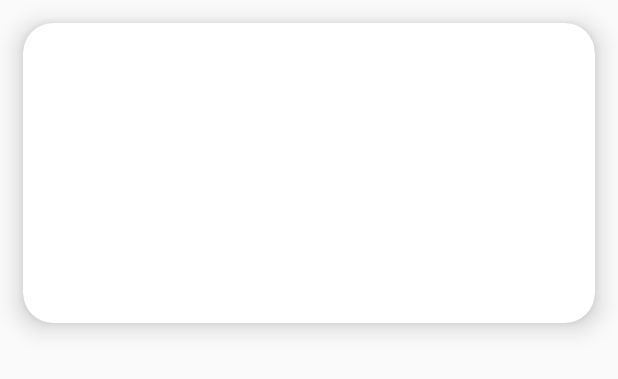
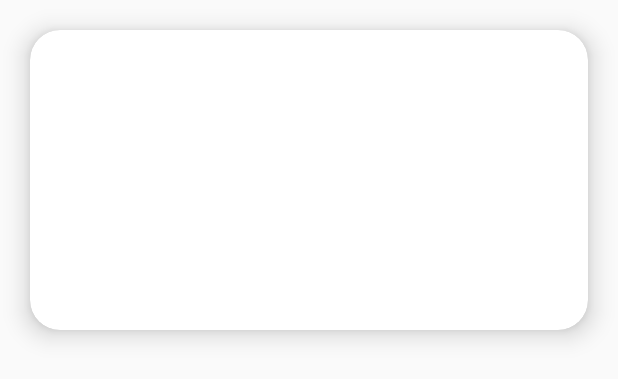
Before and after one commit to hubhubhub98/Connected, an Android app: the layout fragment_org_list_recycler.xml on its own in the app's theme, with its tools: preview values and no code run, on a phone screen of 412 x 824 dp. Shown: the top 379 px of the screen. Run offline under Robolectric (Android 15) with nearby library versions, the phone set to English and light mode, and no system bars.

Commit message:
디자인수정

```diff
--- a/app/src/main/res/layout/fragment_org_list_recycler.xml
+++ b/app/src/main/res/layout/fragment_org_list_recycler.xml
@@ -3,7 +3,7 @@
     android:id="@+id/chat_list"
     android:layout_width="match_parent"
     android:layout_height="200dp"
-    android:layout_margin="15dp"
+    android:layout_margin="20dp"
     xmlns:tools="http://schemas.android.com/tools"
     xmlns:app="http://schemas.android.com/apk/res-auto"
     app:cardElevation="10dp"
```
